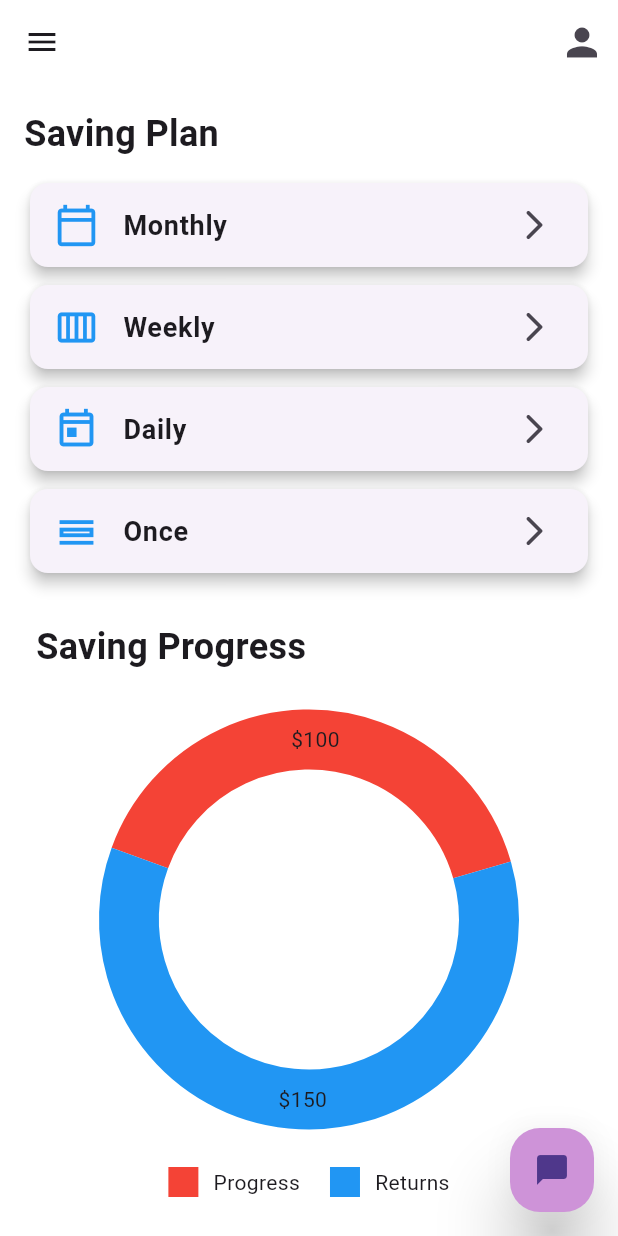
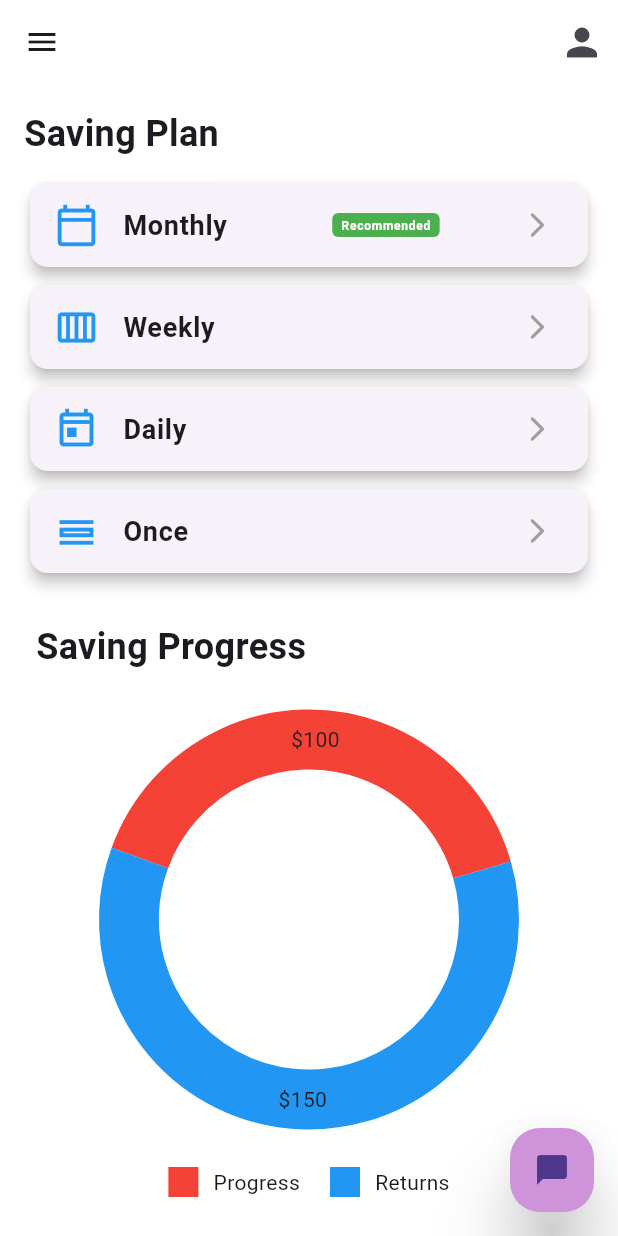
Before and after one commit to HerbertK-93/KcfApp, a Flutter app: the screen it shows once a user with an empty profile is signed in, on a phone screen of 412 x 824 dp. Run offline on Flutter 3.47's test engine with Material 3 defaults, Android fonts, the light colour scheme and no system bars; drawn by our look-alikes of fl_chart; our stand-ins replace cached_network_image, cloud_firestore, firebase_auth, firebase_core, firebase_storage, image_picker and 1 more; accounts and stored records are empty.

Commit message:
New Changes

```diff
--- a/lib/responsive/mobile_screen_layout.dart
+++ b/lib/responsive/mobile_screen_layout.dart
@@ -1,3 +1,5 @@
+// ignore_for_file: prefer_const_constructors
+
 import 'package:flutter/material.dart';
 import 'package:kings_cogent/screens/daily_screen.dart';
 import 'package:kings_cogent/screens/monthly_screen.dart';
@@ -79,6 +81,7 @@ class MobileScreenLayout extends StatelessWidget {
                   ),
                 );
               },
+              isRecommended: true, // Added this line for the recommended tag
             ),
             const SizedBox(height: 4),
             ServiceCard(
@@ -220,11 +223,13 @@ class ServiceCard extends StatelessWidget {
   final String title;
   final IconData icon;
   final VoidCallback onTap;
+  final bool isRecommended;
 
   const ServiceCard({
     required this.title,
     required this.icon,
     required this.onTap,
+    this.isRecommended = false,
   });
 
   @override
@@ -237,7 +242,9 @@ class ServiceCard extends StatelessWidget {
           size: 30,
           color: Colors.blue,
         ),
-        title: Text(
+        title: Row(
+          children: [
+            Text(
               title,
               style: TextStyle(
                 fontSize: 18.0,
@@ -245,7 +252,26 @@ class ServiceCard extends StatelessWidget {
                 color: Theme.of(context).textTheme.bodyText1!.color,
               ),
             ),
-        trailing: const Icon(Icons.arrow_forward_ios_rounded),
+            if (isRecommended)
+              Container(
+                margin: const EdgeInsets.only(left: 70),
+                padding: const EdgeInsets.symmetric(horizontal: 6, vertical: 2),
+                decoration: BoxDecoration(
+                  color: Colors.green,
+                  borderRadius: BorderRadius.circular(4),
+                ),
+                child: const Text(
+                  'Recommended',
+                  style: TextStyle(
+                    fontSize: 8,
+                    fontWeight: FontWeight.bold,
+                    color: Colors.white,
+                  ),
+                ),
+              ),
+          ],
+        ),
+        trailing: Icon(Icons.arrow_forward_ios_rounded, size: 20, color: Colors.grey), // Adjusted size and color
         onTap: onTap,
       ),
     );
```
Lines whose indentation alone changed are shown as unchanged.
